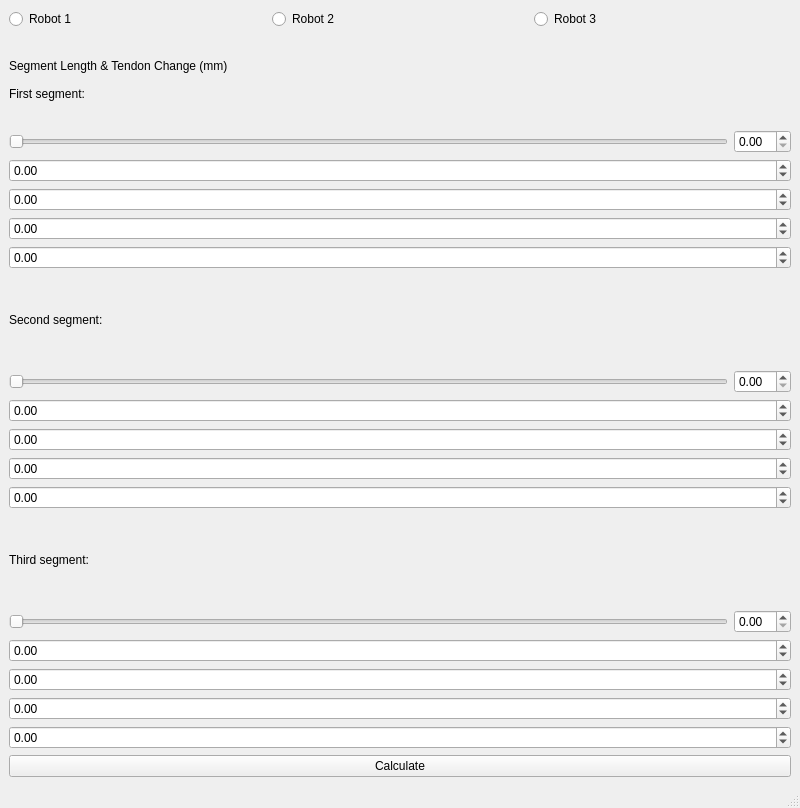
Qt form mainwindow.ui (jeremyxu1998/TDCR_Simulator) before a commit.
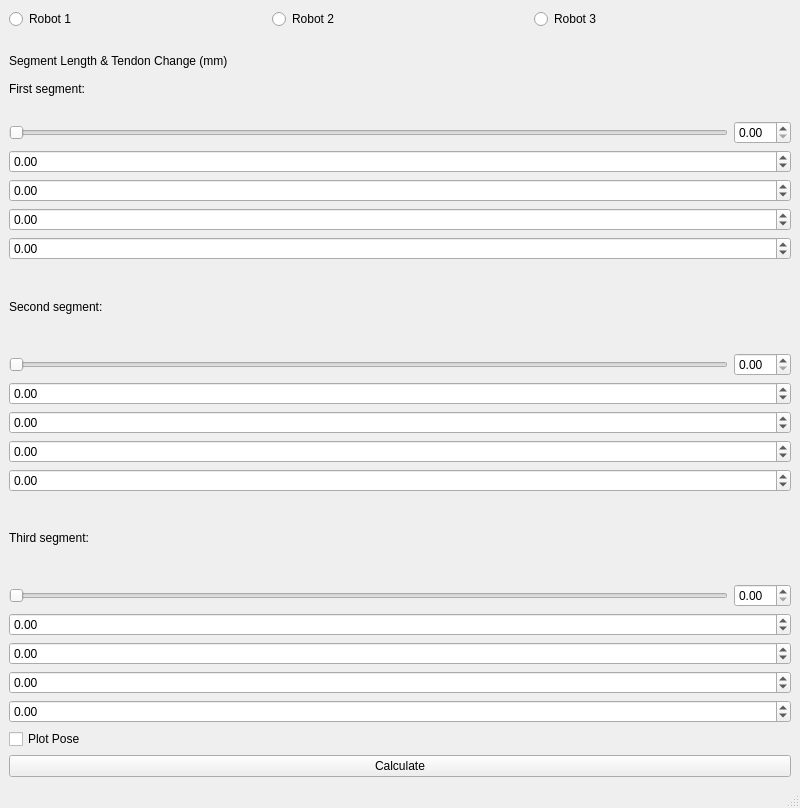
The same form after that commit.

Commit message: Target tip pose visualization and pose plotting

The edit to the form file:
```diff
--- a/mainwindow.ui
+++ b/mainwindow.ui
@@ -205,6 +205,13 @@
           </property>
          </widget>
         </item>
+        <item>
+         <widget class="QCheckBox" name="posePlotCheckBox">
+          <property name="text">
+           <string>Plot Pose</string>
+          </property>
+         </widget>
+        </item>
         <item>
          <widget class="QPushButton" name="calculateButton">
           <property name="text">
```
Left out of the diff: 2 changed lines with no effect on the pictures. The commit also changes 8 other files.
